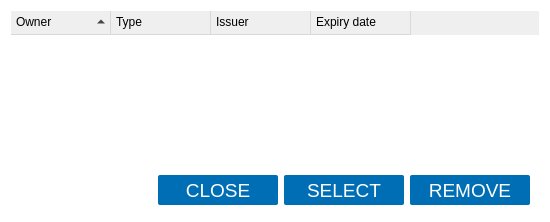
The window that client/dialogs/CertificateHistory.ui (open-eid/DigiDoc4-Client) describes before a commit, drawn with Qt 5.
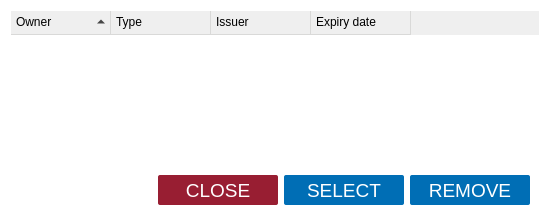
The same window after the commit.

Commit message:
Changed cancel buttons flow to be more natural (#659)
IB-6134

What changed in the file:
```diff
--- a/client/dialogs/CertificateHistory.ui
+++ b/client/dialogs/CertificateHistory.ui
@@ -132,16 +132,19 @@
         </property>
         <property name="styleSheet">
          <string notr="true">QPushButton {
-	border-radius: 2px;
+	border-radius: 2px; 
 	border: none;
 	color: #ffffff;
-	background-color: #006EB5;
+	background-color: #981E32;
 }
 QPushButton:pressed {
 	background-color: #41B6E6;
 }
 QPushButton:hover:!pressed {
-	background-color: #008DCF;
+	background-color: #CD2541;
+}
+QPushButton:disabled {
+	background-color: #BEDBED;
 }
 QPushButton:disabled {
 	background-color: #BEDBED;
```
Left out of the diff: 2 changed lines with no effect on the pictures. The commit also changes 11 other files.
